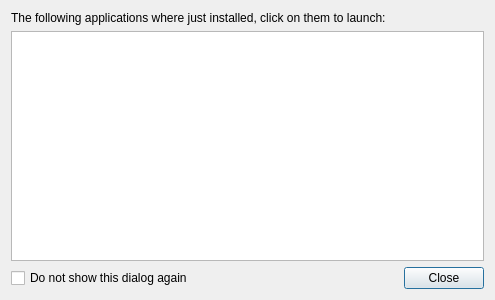
The window that libapper/ApplicationLauncher.ui (KDE/apper) describes before a commit, drawn with Qt 5.
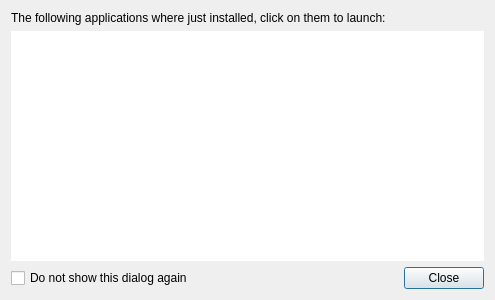
The same window after the commit. Custom widgets are drawn as their Qt base class.

Commit message: Fix Requirements Ui, and add error() and sorry() signals to be embed into SessionInstaller

Diff of the .ui file:
```diff
--- a/libapper/ApplicationLauncher.ui
+++ b/libapper/ApplicationLauncher.ui
@@ -23,6 +23,17 @@
    </item>
    <item row="1" column="0" colspan="2">
     <widget class="QListView" name="applicationsView">
+     <property name="styleSheet">
+      <string notr="true">QListView {
+background: transparent;
+};</string>
+     </property>
+     <property name="frameShape">
+      <enum>QFrame::NoFrame</enum>
+     </property>
+     <property name="frameShadow">
+      <enum>QFrame::Plain</enum>
+     </property>
      <property name="editTriggers">
       <set>QAbstractItemView::NoEditTriggers</set>
      </property>
@@ -32,6 +43,9 @@
        <height>32</height>
       </size>
      </property>
+     <property name="wordWrap">
+      <bool>true</bool>
+     </property>
     </widget>
    </item>
    <item row="2" column="0">
```
Left out of the diff: 6 changed lines with no effect on the pictures. The commit also changes 7 other files.
